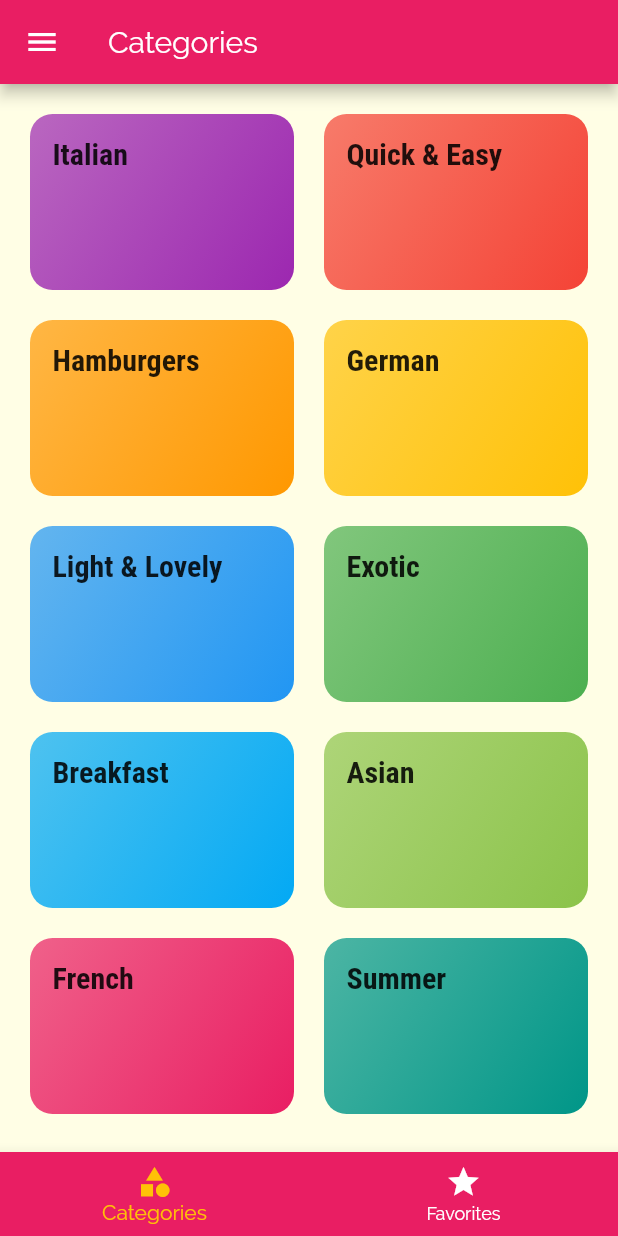
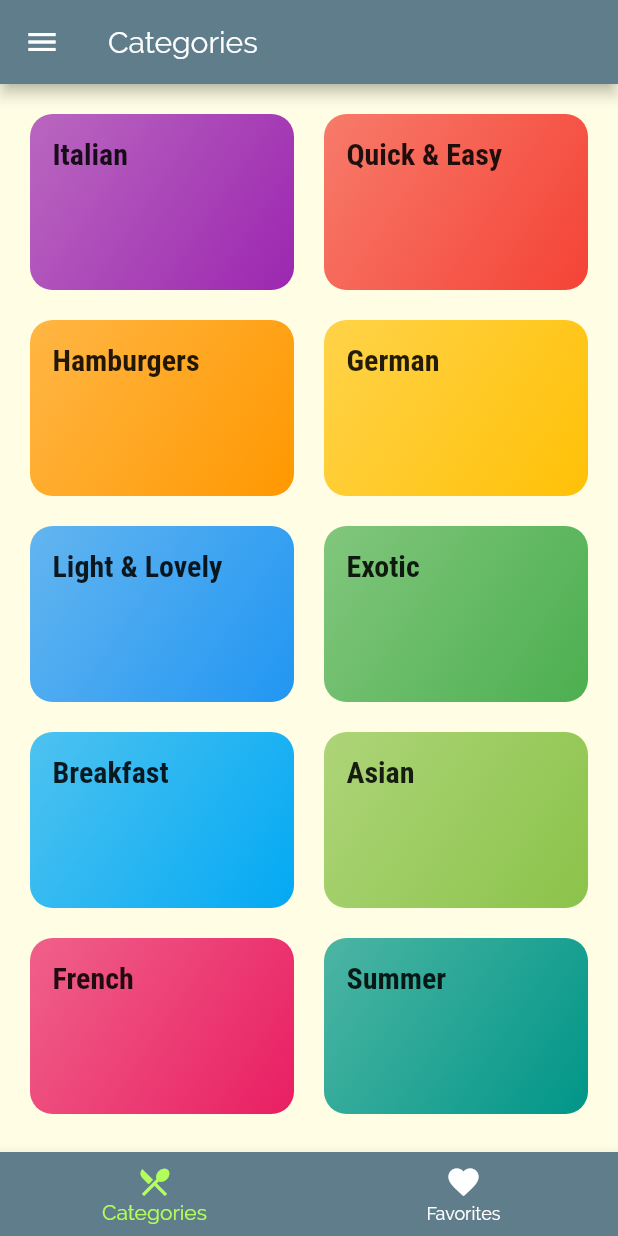
Before and after one commit to deba33/meals_app, a Flutter app: the screen it shows after launch, on a phone screen of 412 x 824 dp. Run offline on Flutter 3.47's test engine with Material 2 defaults, Android fonts, the phone set to English and light mode, and no system bars.

Commit message:
minor formatting changes

```diff
--- a/lib/main.dart
+++ b/lib/main.dart
@@ -5,7 +5,6 @@ import './models/meals.dart';
 import './screens/filters_screen.dart';
 import './screens/tab_screen.dart';
 import './screens/category_meals_screen.dart';
-// import './screens/categories_screen.dart';
 import './screens/meal_detail_screen.dart';
 
 void main() => runApp(MyApp());
@@ -73,8 +72,8 @@ class _MyAppState extends State<MyApp> {
     return MaterialApp(
       title: 'DeliMeals',
       theme: ThemeData(
-        primarySwatch: Colors.pink,
-        accentColor: Colors.amber,
+        primarySwatch: Colors.blueGrey,
+        accentColor: Colors.lightGreenAccent,
         canvasColor: Color.fromRGBO(255, 254, 229, 1),
         fontFamily: "Raleway",
         textTheme: ThemeData.light().textTheme.copyWith(
--- a/lib/screens/filters_screen.dart
+++ b/lib/screens/filters_screen.dart
@@ -62,12 +62,6 @@ class _FiltersScreenState extends State<FiltersScreen> {
       child: Scaffold(
         appBar: AppBar(
           title: Text("My Filters"),
-          actions: [
-            IconButton(
-              icon: Icon(Icons.save),
-              onPressed: _saveAction,
-            ),
-          ],
         ),
         drawer: MainDrawer(),
         body: Column(
--- a/lib/screens/tab_screen.dart
+++ b/lib/screens/tab_screen.dart
@@ -55,11 +55,11 @@ class _TabsScreenState extends State<TabsScreen> {
           currentIndex: _selectedPageIndex,
           items: [
             BottomNavigationBarItem(
-              icon: Icon(Icons.category),
+              icon: Icon(Icons.restaurant_menu),
               label: "Categories",
             ),
             BottomNavigationBarItem(
-              icon: Icon(Icons.star),
+              icon: Icon(Icons.favorite),
               label: "Favorites",
             ),
           ],
```
Also changed, not shown: lib/screens/category_meals_screen.dart (+0 -7 lines), lib/widgets/meals_item.dart (+2 -8 lines).
